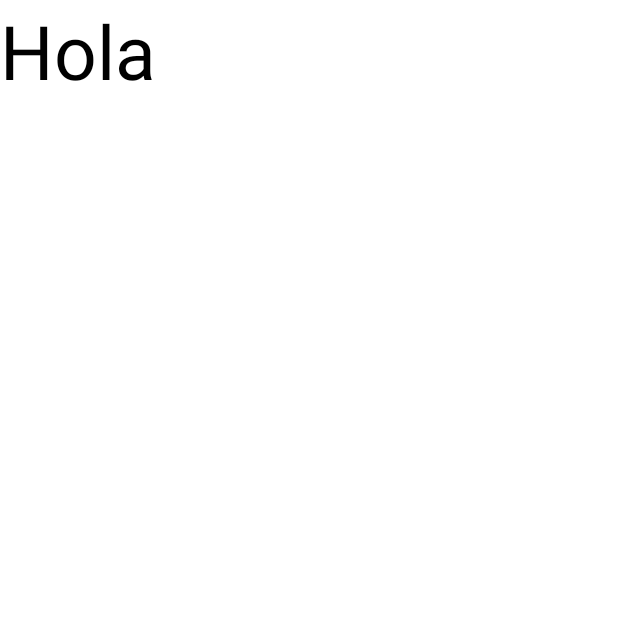
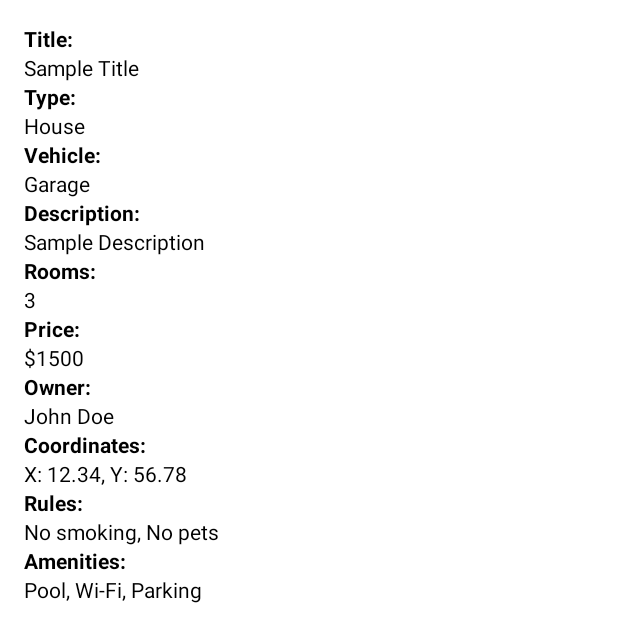
Before and after one commit to SebKoreano/IntelliHome, an Android app: the HouseRental screen opened directly, with no data from a screen before it, on a phone screen of 412 x 824 dp. Shown: the top 642 px of the screen. Run offline under Robolectric (Android 15) with nearby library versions, the phone set to English and light mode, and no system bars.

Commit message:
House Rental Dynamic Changes

```diff
--- a/app/src/main/java/com/example/intellihome/HouseRental.java
+++ b/app/src/main/java/com/example/intellihome/HouseRental.java
@@ -1,20 +1,23 @@
 package com.example.intellihome;
 
 import android.os.Bundle;
+import androidx.appcompat.app.AppCompatActivity;
+import android.widget.TextView;
 
-import androidx.appcompat.app.AppCompatActivity;
-import androidx.core.graphics.Insets;
-import androidx.core.view.ViewCompat;
-import androidx.core.view.WindowInsetsCompat;
-import android.widget.Button;
-import android.widget.CheckBox;
-import android.widget.EditText;
-import android.widget.ImageView;
-import android.widget.TextView;
+import java.util.List;
 
 public class HouseRental extends AppCompatActivity {
 
-    TextView title;
+    private TextView title;
+    private TextView type;
+    private TextView vehicle;
+    private TextView description;
+    private TextView rooms;
+    private TextView money;
+    private TextView owner;
+    private TextView coords;
+    private TextView rules;
+    private TextView amenities;
 
     @Override
     protected void onCreate(Bundle savedInstanceState) {
@@ -22,7 +25,34 @@ public class HouseRental extends AppCompatActivity {
         setContentView(R.layout.activity_house_rental);
 
         PropertyModule house = (PropertyModule) getIntent().getSerializableExtra("property");
+
         title = findViewById(R.id.property_title);
-        title.setText(house.getTitle());
+        type = findViewById(R.id.property_type);
+        vehicle = findViewById(R.id.property_vehicle);
+        description = findViewById(R.id.property_description);
+        rooms = findViewById(R.id.property_rooms);
+        money = findViewById(R.id.property_money);
+        owner = findViewById(R.id.property_owner);
+        coords = findViewById(R.id.property_coords);
+        rules = findViewById(R.id.property_rules);
+        amenities = findViewById(R.id.property_amenities);
+
+        // Set the information of the house
+        if (house != null) {
+            title.setText(house.getTitle());
+            type.setText(house.getType());
+            vehicle.setText(house.getVehicle());
+            description.setText(house.getDescription());
+            rooms.setText(house.getRooms());
+            money.setText(house.getMoney());
+            owner.setText(house.getOwner());
+            coords.setText("X: " + house.getX_coords() + ", Y: " + house.getY_coords());
+
+            // Joining rules and amenities with commas
+            List<String> rulesList = house.getRules();
+            List<String> amenitiesList = house.getAmenities();
+            rules.setText(rulesList != null ? String.join(", ", rulesList) : "No rules available");
+            amenities.setText(amenitiesList != null ? String.join(", ", amenitiesList) : "No amenities available");
+        }
     }
 }
--- a/app/src/main/res/layout/activity_house_rental.xml
+++ b/app/src/main/res/layout/activity_house_rental.xml
@@ -1,17 +1,133 @@
 <?xml version="1.0" encoding="utf-8"?>
-<RelativeLayout xmlns:android="http://schemas.android.com/apk/res/android"
-    xmlns:app="http://schemas.android.com/apk/res-auto"
-    xmlns:tools="http://schemas.android.com/tools"
-    android:id="@+id/main"
+<ScrollView xmlns:android="http://schemas.android.com/apk/res/android"
     android:layout_width="match_parent"
-    android:layout_height="match_parent"
-    tools:context=".HouseRental">
+    android:layout_height="match_parent">
 
-    <TextView
-        android:id="@+id/property_title"
+    <LinearLayout
         android:layout_width="match_parent"
         android:layout_height="wrap_content"
-        android:textSize="50dp"
-        android:text="Hola"/>
+        android:orientation="vertical"
+        android:padding="16dp">
 
-</RelativeLayout>
+        <!-- Title -->
+        <TextView
+            android:layout_width="wrap_content"
+            android:layout_height="wrap_content"
+            android:text="Title:"
+            android:textStyle="bold" />
+        <TextView
+            android:id="@+id/property_title"
+            android:layout_width="match_parent"
+            android:layout_height="wrap_content"
+            android:text="Sample Title" />
+
+        <!-- Type -->
+        <TextView
+            android:layout_width="wrap_content"
+            android:layout_height="wrap_content"
+            android:text="Type:"
+            android:textStyle="bold" />
+        <TextView
+            android:id="@+id/property_type"
+            android:layout_width="match_parent"
+            android:layout_height="wrap_content"
+            android:text="House" />
+
+        <!-- Vehicle -->
+        <TextView
+            android:layout_width="wrap_content"
+            android:layout_height="wrap_content"
+            android:text="Vehicle:"
+            android:textStyle="bold" />
+        <TextView
+            android:id="@+id/property_vehicle"
+            android:layout_width="match_parent"
+            android:layout_height="wrap_content"
+            android:text="Garage" />
+
+        <!-- Description -->
+        <TextView
+            android:layout_width="wrap_content"
+            android:layout_height="wrap_content"
+            android:text="Description:"
+            android:textStyle="bold" />
+        <TextView
+            android:id="@+id/property_description"
+            android:layout_width="match_parent"
+            android:layout_height="wrap_content"
+            android:text="Sample Description" />
+
+        <!-- Rooms -->
+        <TextView
+            android:layout_width="wrap_content"
+            android:layout_height="wrap_content"
+            android:text="Rooms:"
+            android:textStyle="bold" />
+        <TextView
+            android:id="@+id/property_rooms"
+            android:layout_width="match_parent"
+            android:layout_height="wrap_content"
+            android:text="3" />
+
+        <!-- Money -->
+        <TextView
+            android:layout_width="wrap_content"
+            android:layout_height="wrap_content"
+            android:text="Price:"
+            android:textStyle="bold" />
+        <TextView
+            android:id="@+id/property_money"
+            android:layout_width="match_parent"
+            android:layout_height="wrap_content"
+            android:text="$1500" />
+
+        <!-- Owner -->
+        <TextView
+            android:layout_width="wrap_content"
+            android:layout_height="wrap_content"
+            android:text="Owner:"
+            android:textStyle="bold" />
+        <TextView
+            android:id="@+id/property_owner"
+            android:layout_width="match_parent"
+            android:layout_height="wrap_content"
+            android:text="John Doe" />
+
+        <!-- Coordinates -->
+        <TextView
+            android:layout_width="wrap_content"
+            android:layout_height="wrap_content"
+            android:text="Coordinates:"
+            android:textStyle="bold" />
+        <TextView
+            android:id="@+id/property_coords"
+            android:layout_width="match_parent"
+            android:layout_height="wrap_content"
+            android:text="X: 12.34, Y: 56.78" />
+
+        <!-- Rules -->
+        <TextView
+            android:layout_width="wrap_content"
+            android:layout_height="wrap_content"
+            android:text="Rules:"
+            android:textStyle="bold" />
+        <TextView
+            android:id="@+id/property_rules"
+            android:layout_width="match_parent"
+            android:layout_height="wrap_content"
+            android:text="No smoking, No pets" />
+
+        <!-- Amenities -->
+        <TextView
+            android:layout_width="wrap_content"
+            android:layout_height="wrap_content"
+            android:text="Amenities:"
+            android:textStyle="bold" />
+        <TextView
+            android:id="@+id/property_amenities"
+            android:layout_width="match_parent"
+            android:layout_height="wrap_content"
+            android:text="Pool, Wi-Fi, Parking" />
+
+    </LinearLayout>
+</ScrollView>
```
